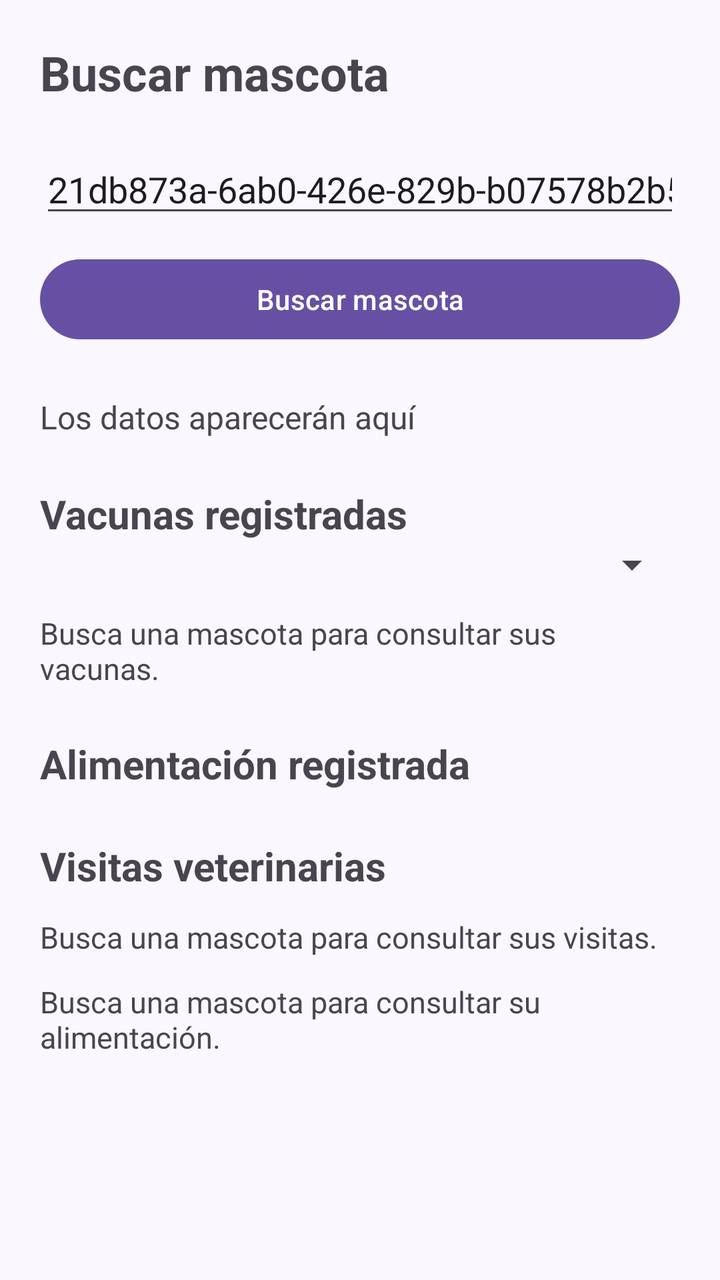
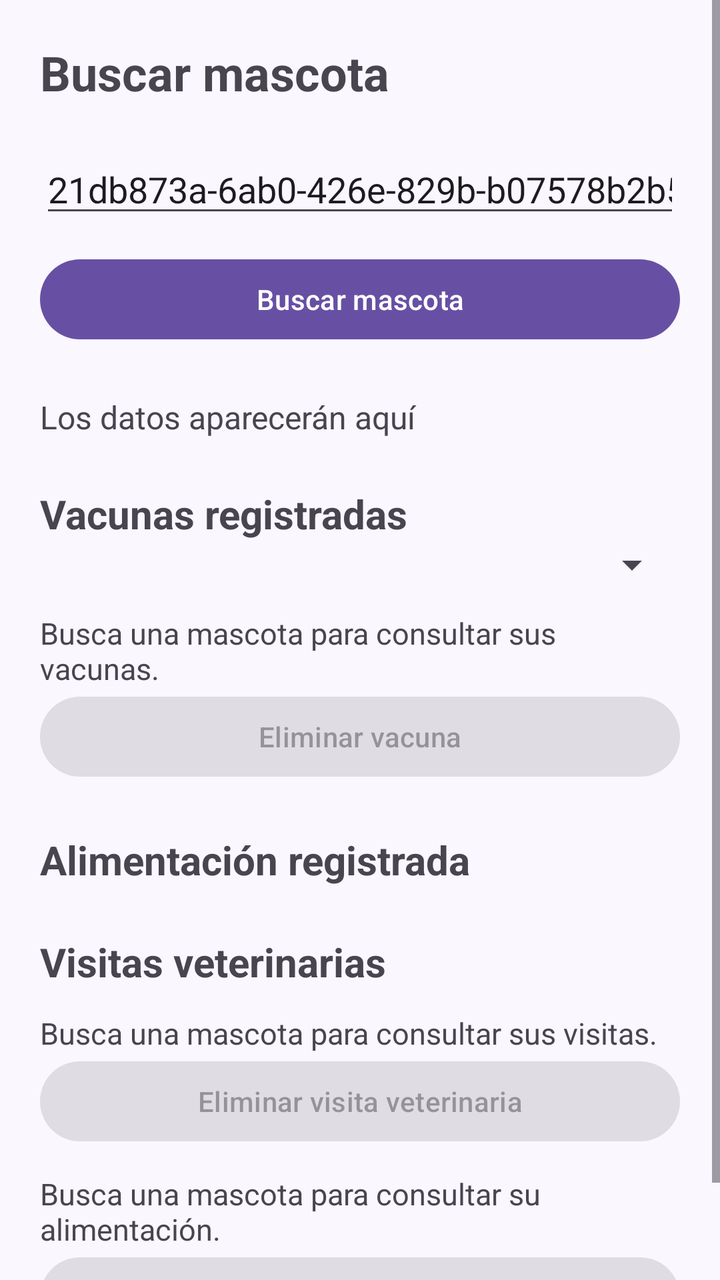

Before-and-after screenshots of an Android layout around one commit, followed by the original layout XML and the change that was made.
<!-- AndroidManifest.xml: application theme Theme.AppHuellitas -->
<!-- res/layout/activity_buscar_mascota.xml -->
<?xml version="1.0" encoding="utf-8"?>
<androidx.constraintlayout.widget.ConstraintLayout xmlns:android="http://schemas.android.com/apk/res/android"
    xmlns:app="http://schemas.android.com/apk/res-auto"
    xmlns:tools="http://schemas.android.com/tools"
    android:id="@+id/main"
    android:layout_width="match_parent"
    android:layout_height="match_parent"
    tools:context=".BuscarMascota">

    <ScrollView
        xmlns:android="http://schemas.android.com/apk/res/android"
        android:layout_width="match_parent"
        android:layout_height="match_parent"
        android:background="#FAF7FF">

        <LinearLayout
            android:layout_width="match_parent"
            android:layout_height="wrap_content"
            android:orientation="vertical"
            android:padding="20dp">

            <TextView
                android:layout_width="match_parent"
                android:layout_height="wrap_content"
                android:text="Buscar mascota"
                android:textSize="24sp"
                android:textStyle="bold" />

            <EditText
                android:id="@+id/etBuscarId"
                android:layout_width="match_parent"
                android:layout_height="wrap_content"
                android:layout_marginTop="20dp"
                android:text="21db873a-6ab0-426e-829b-b07578b2b5b4"
                android:inputType="text" />

            <Button
                android:id="@+id/btnBuscarId"
                android:layout_width="match_parent"
                android:layout_height="wrap_content"
                android:text="Buscar mascota"
                android:layout_marginTop="12dp" />

            <TextView
                android:id="@+id/txtResultado"
                android:layout_width="match_parent"
                android:layout_height="wrap_content"
                android:layout_marginTop="24dp"
                android:text="Los datos aparecerán aquí"
                android:textSize="16sp"
                />


            <TextView
                android:layout_width="match_parent"
                android:layout_height="wrap_content"
                android:layout_marginTop="24dp"
                android:text="Vacunas registradas"
                android:textSize="20sp"
                android:textStyle="bold" />

            <Spinner
                android:id="@+id/spVacunas"
                android:layout_width="match_parent"
                android:layout_height="wrap_content" />

            <TextView
                android:id="@+id/txtDetalleVacuna"
                android:layout_width="match_parent"
                android:layout_height="wrap_content"
                android:layout_marginTop="12dp"
                android:text="Busca una mascota para consultar sus vacunas."
                android:textSize="15sp" />

            <Button
                android:id="@+id/btnEliminarVacuna"
                android:layout_width="match_parent"
                android:layout_height="wrap_content"
                android:text="Eliminar vacuna"
                android:enabled="false"
                android:visibility="gone" />

            <TextView
                android:layout_width="match_parent"
                android:layout_height="wrap_content"
                android:layout_marginTop="24dp"
                android:text="Alimentación registrada"
                android:textSize="20sp"
                android:textStyle="bold" />

            <LinearLayout
                android:id="@+id/contenedorDietas"
                android:layout_width="match_parent"
                android:layout_height="wrap_content"
                android:orientation="vertical" />


            <TextView
                android:layout_width="match_parent"
                android:layout_height="wrap_content"
                android:layout_marginTop="24dp"
                android:text="Visitas veterinarias"
                android:textSize="20sp"
                android:textStyle="bold" />

            <LinearLayout
                android:id="@+id/contenedorVisitas"
                android:layout_width="match_parent"
                android:layout_height="wrap_content"
                android:orientation="vertical" />

            <TextView
                android:id="@+id/txtDetalleVisita"
                android:layout_width="match_parent"
                android:layout_height="wrap_content"
                android:layout_marginTop="12dp"
                android:text="Busca una mascota para consultar sus visitas."
                android:textSize="15sp" />

            <Button
                android:id="@+id/btnEliminarVisita"
                android:layout_width="match_parent"
                android:layout_height="wrap_content"
                android:text="Eliminar visita veterinaria"
                android:enabled="false"
                android:visibility="gone" />

            <TextView
                android:id="@+id/txtDetalleDieta"
                android:layout_width="match_parent"
                android:layout_height="wrap_content"
                android:layout_marginTop="12dp"
                android:text="Busca una mascota para consultar su alimentación."
                android:textSize="15sp" />

            <Button
                android:id="@+id/btnEliminarDieta"
                android:layout_width="match_parent"
                android:layout_height="wrap_content"
                android:text="Eliminar alimentación"
                android:enabled="false"
                android:visibility="gone" />

            <Button
                android:id="@+id/btnEditarMascota"
                android:layout_width="match_parent"
                android:layout_height="wrap_content"
                android:layout_marginTop="20dp"
                android:text="Actualizar mascota y cuidados"
                android:visibility="gone" />

            <Button
                android:id="@+id/btnEliminarMascota"
                android:layout_width="match_parent"
                android:layout_height="wrap_content"
                android:layout_marginTop="8dp"
                android:text="Eliminar mascota"
                android:visibility="gone" />

        </LinearLayout>
    </ScrollView>

</androidx.constraintlayout.widget.ConstraintLayout>
<!-- resources referenced by this layout -->
<resources>
  <style name="Theme.AppHuellitas" parent="Base.Theme.AppHuellitas" />
  <style name="Base.Theme.AppHuellitas" parent="Theme.Material3.DayNight.NoActionBar">
          
          
      </style>
</resources>

<!-- the commit's change to res/layout/activity_buscar_mascota.xml (unified diff, before → after) -->
@@ -78,7 +78,7 @@
                 android:layout_height="wrap_content"
                 android:text="Eliminar vacuna"
                 android:enabled="false"
-                android:visibility="gone" />
+                android:visibility="visible"/>
 
             <TextView
                 android:layout_width="match_parent"
@@ -123,7 +123,7 @@
                 android:layout_height="wrap_content"
                 android:text="Eliminar visita veterinaria"
                 android:enabled="false"
-                android:visibility="gone" />
+                android:visibility="visible" />
 
             <TextView
                 android:id="@+id/txtDetalleDieta"
@@ -139,7 +139,7 @@
                 android:layout_height="wrap_content"
                 android:text="Eliminar alimentación"
                 android:enabled="false"
-                android:visibility="gone" />
+                android:visibility="visible" />
 
             <Button
                 android:id="@+id/btnEditarMascota"
